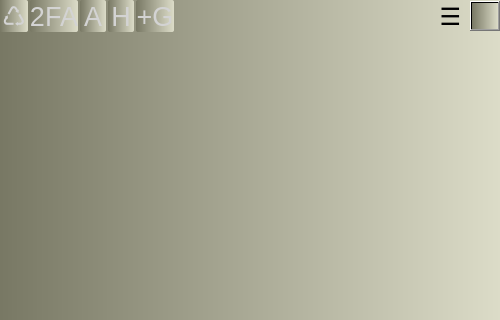
Qt form examples/qtmegachatapi/MainWindow.ui (meganz/MEGAchat) before a commit; both pictures show x 0 to 500 and y 0 to 320 of the 500 by 700 pixel window.
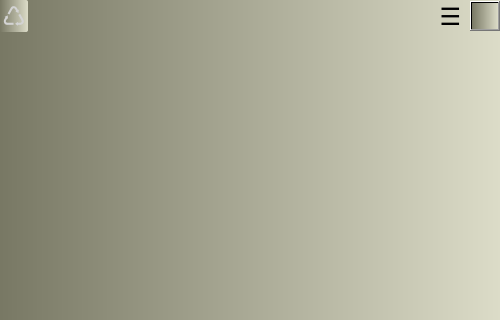
The same form after that commit. Icons and pictures are not drawn.

```diff
--- a/examples/qtmegachatapi/MainWindow.ui
+++ b/examples/qtmegachatapi/MainWindow.ui
@@ -57,7 +57,7 @@
        <string notr="true">background-color:qlineargradient(spread:pad, x1:0, y1:0, x2:1, y2:0, stop:0 rgba(120,120,100,255), stop:1 rgba(220,220,200,255));
 </string>
       </property>
-      <layout class="QHBoxLayout" name="horizontalLayout_6" stretch="0,1,0,0,0,0,0">
+      <layout class="QHBoxLayout" name="horizontalLayout_6" stretch="0,0,0,0">
        <property name="spacing">
         <number>0</number>
        </property>
@@ -120,198 +120,6 @@
          </property>
         </widget>
        </item>
-<item>
-        <widget class="QToolButton" name="mTwoFactor">
-         <property name="sizePolicy">
-          <sizepolicy hsizetype="MinimumExpanding" vsizetype="Expanding">
-           <horstretch>0</horstretch>
-           <verstretch>0</verstretch>
-          </sizepolicy>
-         </property>
-         <property name="minimumSize">
-          <size>
-           <width>50</width>
-           <height>32</height>
-          </size>
-         </property>
-         <property name="maximumSize">
-          <size>
-           <width>26</width>
-           <height>32</height>
-          </size>
-         </property>
-         <property name="font">
-          <font>
-           <pointsize>20</pointsize>
-           <weight>50</weight>
-           <bold>false</bold>
-          </font>
-         </property>
-         <property name="mouseTracking">
-          <bool>false</bool>
-         </property>
-         <property name="autoFillBackground">
-          <bool>false</bool>
-         </property>
-         <property name="styleSheet">
-          <string notr="true">    color: lightgray;
-    border: 0px;
-    border-radius: 2px;
-    margin-left: 2px;
-    background-color: qlineargradient(spread:pad, x1:0, y1:0, x2:0, y2:1,
-        stop:0 rgba(120,120,100,255),
-        stop:1 rgba(140,140,120,255));
-</string>
-         </property>
-         <property name="text">
-          <string>2FA</string>
-         </property>
-        </widget>
-       </item>
-       <item>
-        <widget class="QToolButton" name="bArchivedChats">
-         <property name="sizePolicy">
-          <sizepolicy hsizetype="MinimumExpanding" vsizetype="Expanding">
-           <horstretch>0</horstretch>
-           <verstretch>0</verstretch>
-          </sizepolicy>
-         </property>
-         <property name="minimumSize">
-          <size>
-           <width>28</width>
-           <height>32</height>
-          </size>
-         </property>
-         <property name="maximumSize">
-          <size>
-           <width>26</width>
-           <height>32</height>
-          </size>
-         </property>
-         <property name="font">
-          <font>
-           <pointsize>20</pointsize>
-           <weight>50</weight>
-           <bold>false</bold>
-          </font>
-         </property>
-         <property name="mouseTracking">
-          <bool>false</bool>
-         </property>
-         <property name="autoFillBackground">
-          <bool>false</bool>
-         </property>
-         <property name="styleSheet">
-          <string notr="true">    color: lightgray;
-    border: 0px;
-    border-radius: 2px;
-    margin-left: 2px;
-    background-color: qlineargradient(spread:pad, x1:0, y1:0, x2:0, y2:1,
-        stop:0 rgba(120,120,100,255),
-        stop:1 rgba(140,140,120,255));
-</string>
-         </property>
-         <property name="text">
-          <string>A</string>
-         </property>
-        </widget>
-       </item>
-       <item>
-        <widget class="QToolButton" name="bHiddenChats">
-         <property name="sizePolicy">
-          <sizepolicy hsizetype="MinimumExpanding" vsizetype="Expanding">
-           <horstretch>0</horstretch>
-           <verstretch>0</verstretch>
-          </sizepolicy>
-         </property>
-         <property name="minimumSize">
-          <size>
-           <width>28</width>
-           <height>32</height>
-          </size>
-         </property>
-         <property name="maximumSize">
-          <size>
-           <width>26</width>
-           <height>32</height>
-          </size>
-         </property>
-         <property name="font">
-          <font>
-           <pointsize>20</pointsize>
-           <weight>50</weight>
-           <bold>false</bold>
-          </font>
-         </property>
-         <property name="mouseTracking">
-          <bool>false</bool>
-         </property>
-         <property name="autoFillBackground">
-          <bool>false</bool>
-         </property>
-         <property name="styleSheet">
-          <string notr="true">    color: lightgray;
-    border: 0px;
-    border-radius: 2px;
-    margin-left: 2px;
-    background-color: qlineargradient(spread:pad, x1:0, y1:0, x2:0, y2:1,
-        stop:0 rgba(120,120,100,255),
-        stop:1 rgba(140,140,120,255));
-</string>
-         </property>
-         <property name="text">
-          <string>H</string>
-         </property>
-        </widget>
-       </item>
-       <item>
-        <widget class="QToolButton" name="bChatGroup">
-         <property name="sizePolicy">
-          <sizepolicy hsizetype="MinimumExpanding" vsizetype="Expanding">
-           <horstretch>0</horstretch>
-           <verstretch>0</verstretch>
-          </sizepolicy>
-         </property>
-         <property name="minimumSize">
-          <size>
-           <width>40</width>
-           <height>32</height>
-          </size>
-         </property>
-         <property name="maximumSize">
-          <size>
-           <width>38</width>
-           <height>32</height>
-          </size>
-         </property>
-         <property name="font">
-          <font>
-           <pointsize>20</pointsize>
-           <weight>50</weight>
-           <bold>false</bold>
-          </font>
-         </property>
-         <property name="mouseTracking">
-          <bool>false</bool>
-         </property>
-         <property name="autoFillBackground">
-          <bool>false</bool>
-         </property>
-         <property name="styleSheet">
-          <string notr="true">    color: lightgray;
-    border: 0px;
-    border-radius: 2px;
-    margin-left: 2px;
-    background-color: qlineargradient(spread:pad, x1:0, y1:0, x2:0, y2:1,
-        stop:0 rgba(120,120,100,255),
-        stop:1 rgba(140,140,120,255));
-</string>
-         </property>
-         <property name="text">
-          <string>+G</string>
-         </property>
-        </widget>
-       </item>
        <item>
         <widget class="QLabel" name="mOnlineStatusDisplay">
          <property name="sizePolicy">
```
